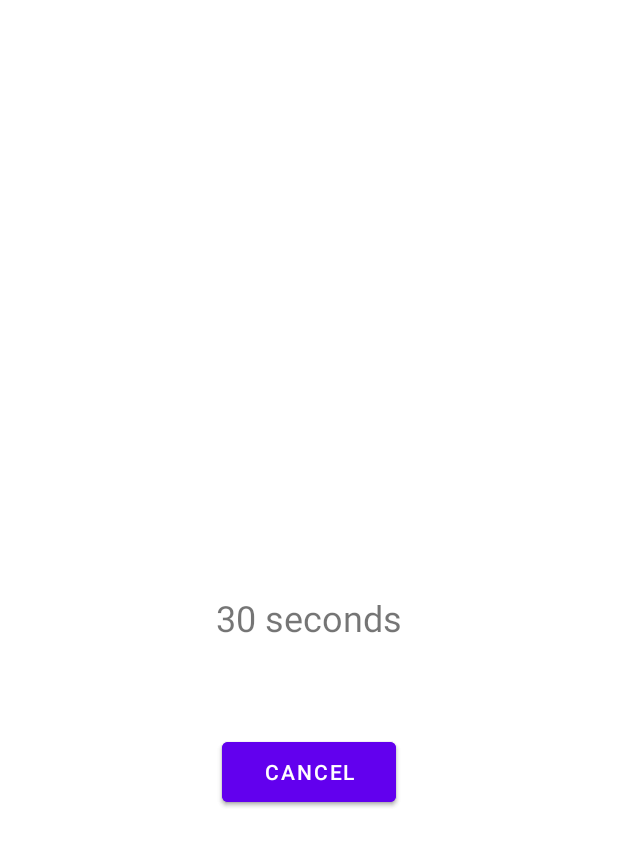
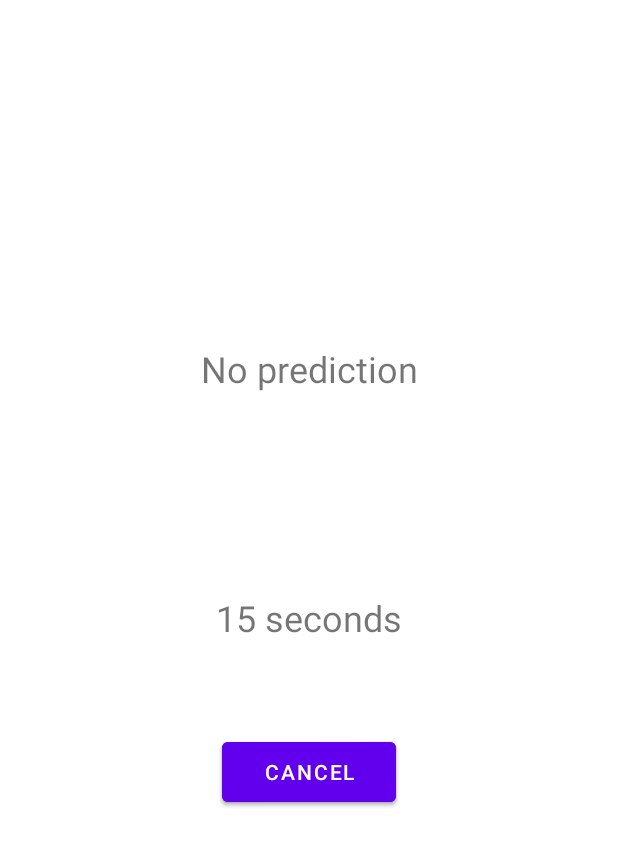
Before and after one commit to hazzaRR/AndroidExerciseDetectionApp, an Android app: the layout activity_main.xml on its own in the app's theme, with its tools: preview values and no code run, on a phone screen of 412 x 824 dp. Shown: the top 846 px of the screen. Run offline under Robolectric (Android 15) with nearby library versions, the phone set to English and light mode, and no system bars.

Commit message:
changed data recording period from 30 seconds to 15 seconds

```diff
--- a/app/src/main/res/layout/activity_main.xml
+++ b/app/src/main/res/layout/activity_main.xml
@@ -11,19 +11,20 @@
         android:layout_width="wrap_content"
         android:layout_height="wrap_content"
         android:layout_centerInParent="true"
-        android:layout_marginStart="133dp"
+        android:layout_marginStart="134dp"
         android:layout_marginTop="229dp"
-        android:layout_marginEnd="134dp"
+        android:layout_marginEnd="66dp"
         android:layout_marginBottom="470dp"
         android:text="No prediction"
         android:textSize="24sp"
         android:visibility="gone"
         app:layout_constraintBottom_toBottomOf="parent"
         app:layout_constraintEnd_toEndOf="parent"
-        app:layout_constraintHorizontal_bias="1.0"
+        app:layout_constraintHorizontal_bias="0.0"
         app:layout_constraintStart_toStartOf="parent"
         app:layout_constraintTop_toTopOf="parent"
-        app:layout_constraintVertical_bias="0.0" />
+        app:layout_constraintVertical_bias="0.0"
+        tools:visibility="visible" />
 
     <TextView
         android:id="@+id/timerTextView"
@@ -34,13 +35,12 @@
         android:layout_marginTop="349dp"
         android:layout_marginEnd="144dp"
         android:layout_marginBottom="350dp"
-        android:text="30 seconds"
+        android:text="15 seconds"
         android:textSize="24sp"
         app:layout_constraintBottom_toBottomOf="parent"
         app:layout_constraintEnd_toEndOf="parent"
         app:layout_constraintStart_toStartOf="parent"
-        app:layout_constraintTop_toTopOf="parent"
-        tools:visibility="visible"/>
+        app:layout_constraintTop_toTopOf="parent" />
 
     <Button
         android:id="@+id/startButton"
```
Also changed, not shown: app/src/main/java/com/example/exercise_logger/MainActivity.java (+18 -12 lines).
